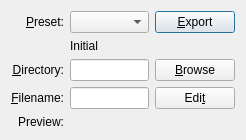
Old version of the form source/gloperate-qtwidgets/source/ImageExporterOutputWidget.ui in the repository cginternals/gloperate.
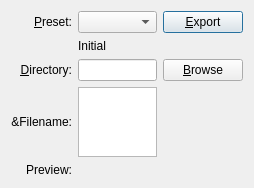
New version of the form. Custom widgets are drawn as their Qt base class.

Commit message: Move autocompletion for filenametags  to ImageExporterOutputWidget directly

```diff
--- a/source/gloperate-qtwidgets/source/ImageExporterOutputWidget.ui
+++ b/source/gloperate-qtwidgets/source/ImageExporterOutputWidget.ui
@@ -156,27 +156,27 @@
      <property name="alignment">
       <set>Qt::AlignRight|Qt::AlignTrailing|Qt::AlignVCenter</set>
      </property>
-     <property name="buddy">
-      <cstring>fileNameLineEdit</cstring>
-     </property>
-    </widget>
-   </item>
-   <item row="3" column="2">
-    <widget class="QPushButton" name="filenameEditButton">
-     <property name="text">
-      <string>Edi&amp;t</string>
-     </property>
     </widget>
    </item>
    <item row="3" column="1">
-    <widget class="QLineEdit" name="fileNameLineEdit">
-     <property name="styleSheet">
-      <string notr="true"/>
+    <widget class="gloperate_qtwidgets::FileNameTextEdit" name="fileNameTextEdit">
+     <property name="sizePolicy">
+      <sizepolicy hsizetype="Expanding" vsizetype="Expanding">
+       <horstretch>0</horstretch>
+       <verstretch>0</verstretch>
+      </sizepolicy>
      </property>
     </widget>
    </item>
   </layout>
  </widget>
+ <customwidgets>
+  <customwidget>
+   <class>gloperate_qtwidgets::FileNameTextEdit</class>
+   <extends>QPlainTextEdit</extends>
+   <header location="global">gloperate-qtwidgets/FileNameTextEdit.h</header>
+  </customwidget>
+ </customwidgets>
  <resources/>
  <connections/>
 </ui>
```
The commit also changes 11 other files.
